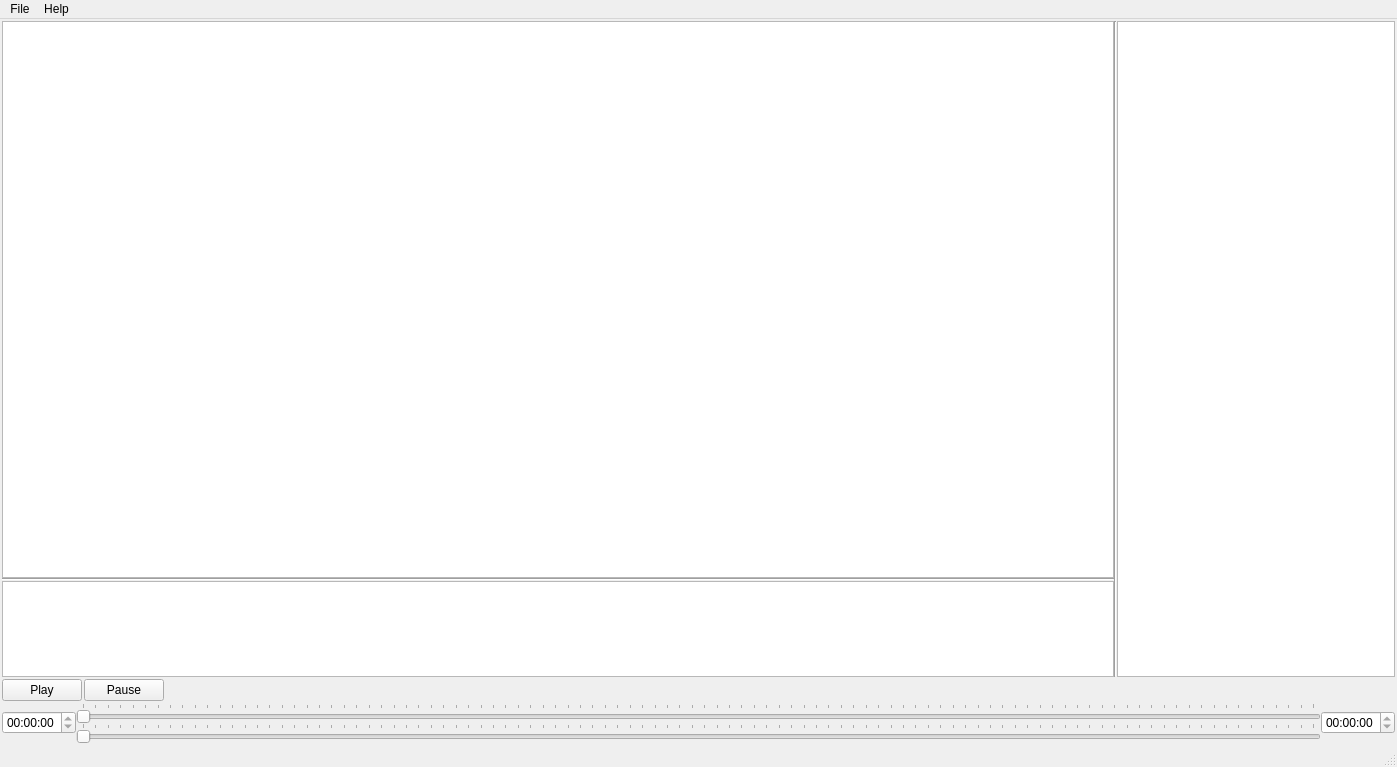
Qt form SpriteStudio/src/mainwindow.ui (oktailb/SpriteStudio) before a commit.
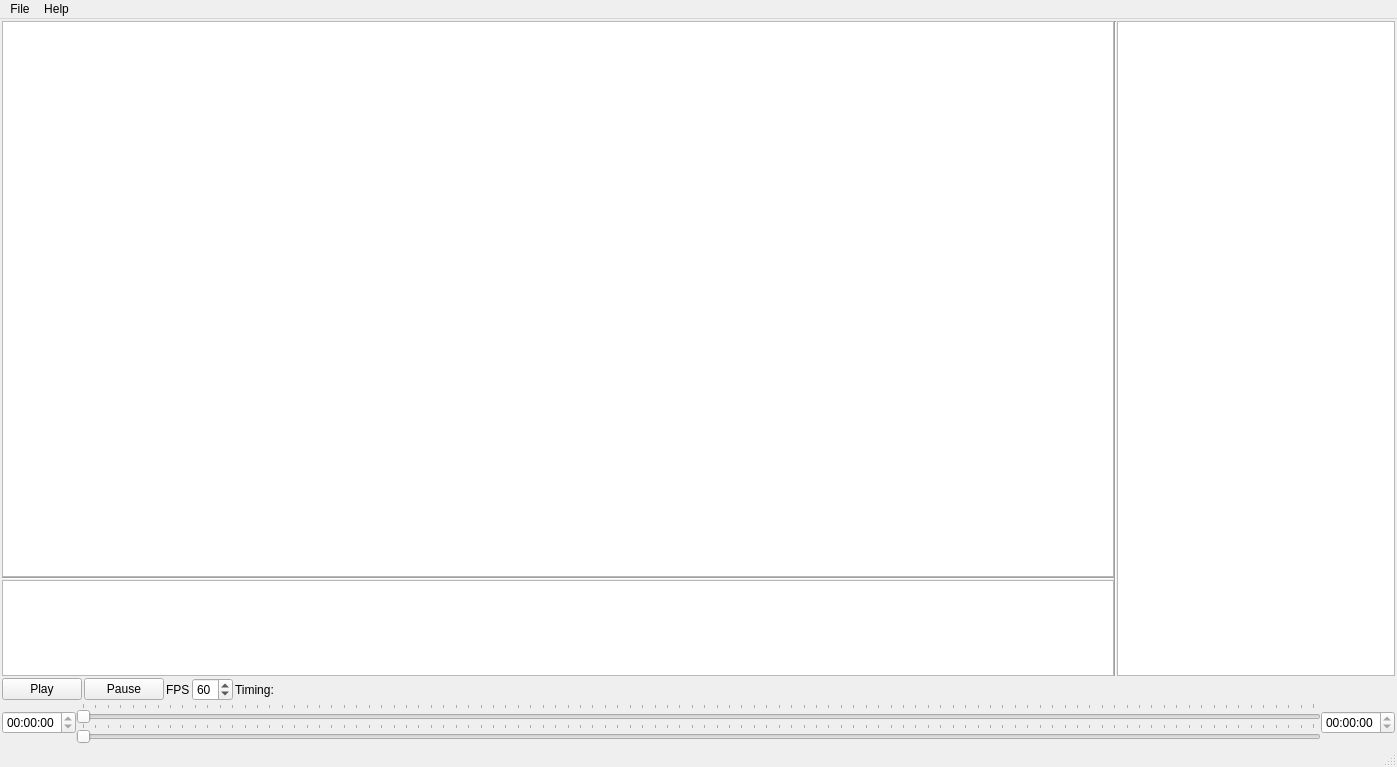
The same form after that commit. Icons and pictures are not drawn.

Commit message: add FPS/timing control

```diff
--- a/SpriteStudio/src/mainwindow.ui
+++ b/SpriteStudio/src/mainwindow.ui
@@ -172,6 +172,27 @@
         </property>
        </widget>
       </item>
+      <item>
+       <widget class="QLabel" name="fpsLabel">
+        <property name="text">
+         <string>FPS</string>
+        </property>
+       </widget>
+      </item>
+      <item>
+       <widget class="QSpinBox" name="fps">
+        <property name="value">
+         <number>60</number>
+        </property>
+       </widget>
+      </item>
+      <item>
+       <widget class="QLabel" name="timingLabel">
+        <property name="text">
+         <string>Timing: </string>
+        </property>
+       </widget>
+      </item>
       <item>
        <spacer name="spacer">
         <property name="orientation">
```
The commit also changes 2 other files.
